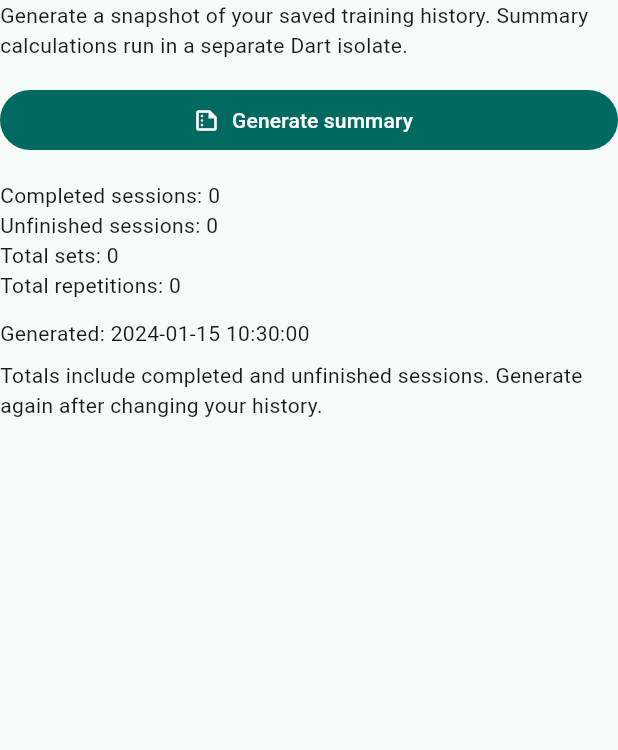
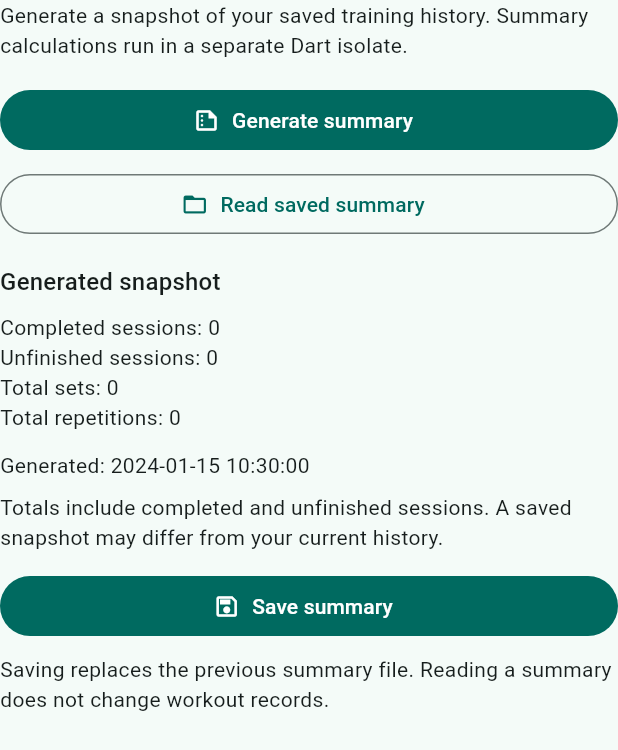
Before and after one commit to jemel119/movement_quest, a Flutter app: the TrainingSummaryPanel widget shown alone on an empty page, opened directly, after a tap on "Generate summary", on a phone screen of 412 x 824 dp. Shown: the top 750 px of the screen. Run offline on Flutter 3.47's test engine with Material 3 defaults, Android fonts, the phone set to English and light mode, and no system bars; our stand-ins replace shared_preferences, sqflite; accounts and stored records are empty.

Commit message:
Add local summary save and read controls

```diff
--- a/lib/widgets/training_summary_panel.dart
+++ b/lib/widgets/training_summary_panel.dart
@@ -1,14 +1,17 @@
 import 'package:flutter/material.dart';
 import 'package:provider/provider.dart';
 
+import '../data/local_summary_file_repository.dart';
 import '../models/training_summary.dart';
+import '../repositories/summary_file_repository.dart';
 import '../repositories/training_log_repository.dart';
 import '../services/training_summary_service.dart';
 
 class TrainingSummaryPanel extends StatefulWidget {
   final TrainingSummaryService? service;
+  final SummaryFileRepository? fileRepository;
 
-  const TrainingSummaryPanel({super.key, this.service});
+  const TrainingSummaryPanel({super.key, this.service, this.fileRepository});
 
   @override
   State<TrainingSummaryPanel> createState() => _TrainingSummaryPanelState();
@@ -16,26 +19,37 @@ class TrainingSummaryPanel extends StatefulWidget {
 
 class _TrainingSummaryPanelState extends State<TrainingSummaryPanel> {
   late final TrainingSummaryService _service;
+  late final SummaryFileRepository _fileRepository;
 
   TrainingSummary? _summary;
+
   String? _error;
+  String? _message;
 
   bool _loading = false;
+  bool _saving = false;
+  bool _reading = false;
+  bool _showingSavedSummary = false;
+
+  bool get _busy => _loading || _saving || _reading;
 
   @override
   void initState() {
     super.initState();
 
     _service = widget.service ?? TrainingSummaryService();
+    _fileRepository = widget.fileRepository ?? LocalSummaryFileRepository();
   }
 
   Future<void> _generate() async {
-    if (_loading) return;
+    if (_busy) return;
 
     setState(() {
       _loading = true;
       _summary = null;
       _error = null;
+      _message = null;
+      _showingSavedSummary = false;
     });
 
     try {
@@ -62,6 +76,82 @@ class _TrainingSummaryPanelState extends State<TrainingSummaryPanel> {
     }
   }
 
+  Future<void> _save() async {
+    final summary = _summary;
+
+    if (_busy || summary == null) return;
+
+    setState(() {
+      _saving = true;
+      _error = null;
+      _message = null;
+    });
+
+    try {
+      await _fileRepository.save(summary);
+
+      if (!mounted) return;
+
+      setState(() {
+        _message = 'Summary saved on this device.';
+      });
+    } catch (_) {
+      if (!mounted) return;
+
+      setState(() {
+        _error = 'Could not save your summary file. Try again.';
+      });
+    } finally {
+      if (mounted) {
+        setState(() => _saving = false);
+      }
+    }
+  }
+
+  Future<void> _read() async {
+    if (_busy) return;
+
+    setState(() {
+      _reading = true;
+      _error = null;
+      _message = null;
+    });
+
+    try {
+      final summary = await _fileRepository.read();
+
+      if (!mounted) return;
+
+      setState(() {
+        if (summary == null) {
+          _message = 'No saved summary found. Generate and save one first.';
+        } else {
+          _summary = summary;
+          _showingSavedSummary = true;
+          _message = 'Saved summary loaded.';
+        }
+      });
+    } on FormatException {
+      if (!mounted) return;
+
+      setState(() {
+        _error =
+            'The saved summary is invalid or uses an unsupported version. '
+            'Generate a new summary and save it to replace the file.';
+      });
+    } catch (_) {
+      if (!mounted) return;
+
+      setState(() {
+        _error = 'Could not read your summary file. Try again.';
+      });
+    } finally {
+      if (mounted) {
+        setState(() => _reading = false);
+      }
+    }
+  }
+
   @override
   Widget build(BuildContext context) {
     final summary = _summary;
@@ -76,22 +166,38 @@ class _TrainingSummaryPanelState extends State<TrainingSummaryPanel> {
         ),
         const SizedBox(height: 16),
         FilledButton.icon(
-          onPressed: _loading ? null : _generate,
+          onPressed: _busy ? null : _generate,
           icon: const Icon(Icons.summarize_outlined),
           label: Text(_loading ? 'Generating summary...' : 'Generate summary'),
         ),
-        if (_loading) ...[
+        const SizedBox(height: 8),
+        OutlinedButton.icon(
+          onPressed: _busy ? null : _read,
+          icon: const Icon(Icons.folder_open),
+          label: Text(_reading ? 'Reading summary...' : 'Read saved summary'),
+        ),
+        if (_busy) ...[
           const SizedBox(height: 16),
-          const LinearProgressIndicator(
-            semanticsLabel: 'Generating training summary',
+          LinearProgressIndicator(
+            semanticsLabel: _loading
+                ? 'Generating training summary'
+                : _saving
+                ? 'Saving training summary'
+                : 'Reading training summary',
           ),
         ],
         if (_error != null) ...[
           const SizedBox(height: 16),
           Text(_error!, semanticsLabel: 'Error: $_error'),
         ],
+        if (_message != null) ...[const SizedBox(height: 16), Text(_message!)],
         if (summary != null) ...[
           const SizedBox(height: 16),
+          Text(
+            _showingSavedSummary ? 'Saved file snapshot' : 'Generated snapshot',
+            style: Theme.of(context).textTheme.titleMedium,
+          ),
+          const SizedBox(height: 8),
           Text('Completed sessions: ${summary.completedSessions}'),
           Text('Unfinished sessions: ${summary.unfinishedSessions}'),
           Text('Total sets: ${summary.totalSets}'),
@@ -104,7 +210,18 @@ class _TrainingSummaryPanelState extends State<TrainingSummaryPanel> {
           const SizedBox(height: 8),
           const Text(
             'Totals include completed and unfinished sessions. '
-            'Generate again after changing your history.',
+            'A saved snapshot may differ from your current history.',
+          ),
+          const SizedBox(height: 12),
+          FilledButton.icon(
+            onPressed: _busy ? null : _save,
+            icon: const Icon(Icons.save_outlined),
+            label: Text(_saving ? 'Saving summary...' : 'Save summary'),
+          ),
+          const SizedBox(height: 8),
+          const Text(
+            'Saving replaces the previous summary file. '
+            'Reading a summary does not change workout records.',
           ),
         ],
       ],
```
